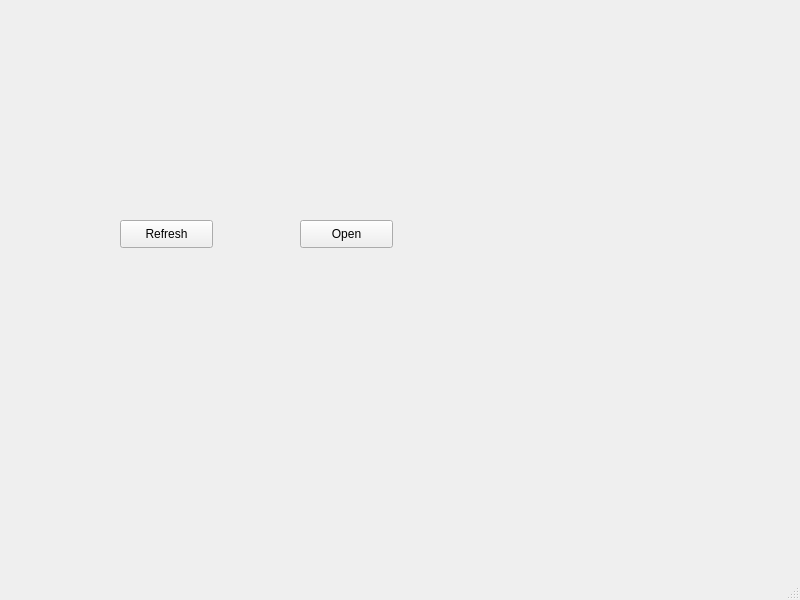
Qt form mainwindow.ui (JoeBaideng/FluCtrlSys) before a commit.
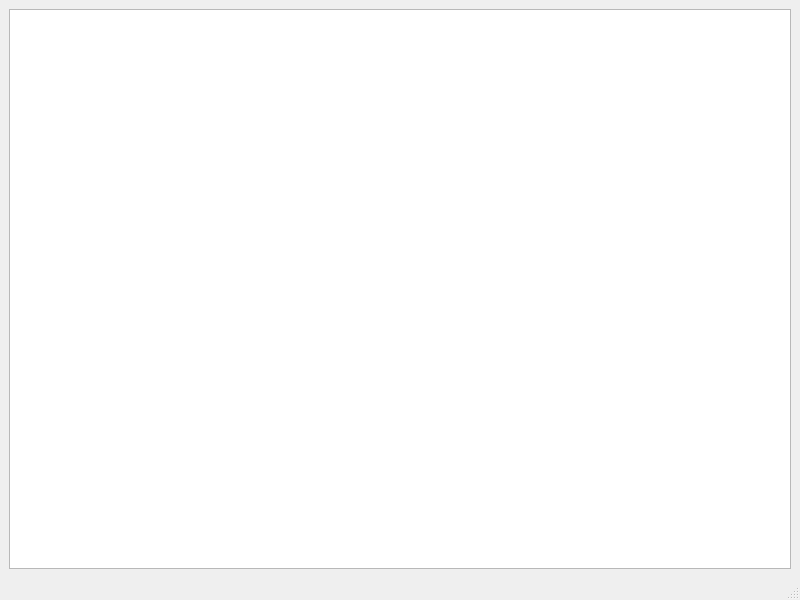
The same form after that commit. Custom widgets are drawn as their Qt base class.

Patch:
```diff
--- a/mainwindow.ui
+++ b/mainwindow.ui
@@ -14,32 +14,11 @@
    <string>MainWindow</string>
   </property>
   <widget class="QWidget" name="centralwidget">
-   <widget class="QPushButton" name="refresh">
-    <property name="geometry">
-     <rect>
-      <x>120</x>
-      <y>220</y>
-      <width>93</width>
-      <height>28</height>
-     </rect>
-    </property>
-    <property name="text">
-     <string>Refresh</string>
-    </property>
-   </widget>
-   <widget class="QPushButton" name="open">
-    <property name="geometry">
-     <rect>
-      <x>300</x>
-      <y>220</y>
-      <width>93</width>
-      <height>28</height>
-     </rect>
-    </property>
-    <property name="text">
-     <string>Open</string>
-    </property>
-   </widget>
+   <layout class="QGridLayout" name="gridLayout">
+    <item row="0" column="0">
+     <widget class="SelectionView" name="selection_view"/>
+    </item>
+   </layout>
   </widget>
   <widget class="QMenuBar" name="menubar">
    <property name="geometry">
@@ -53,6 +32,13 @@
   </widget>
   <widget class="QStatusBar" name="statusbar"/>
  </widget>
+ <customwidgets>
+  <customwidget>
+   <class>SelectionView</class>
+   <extends>QTableView</extends>
+   <header>selectionview.h</header>
+  </customwidget>
+ </customwidgets>
  <resources/>
  <connections/>
 </ui>
```
Left out of the diff: 2 changed lines with no effect on the pictures.
